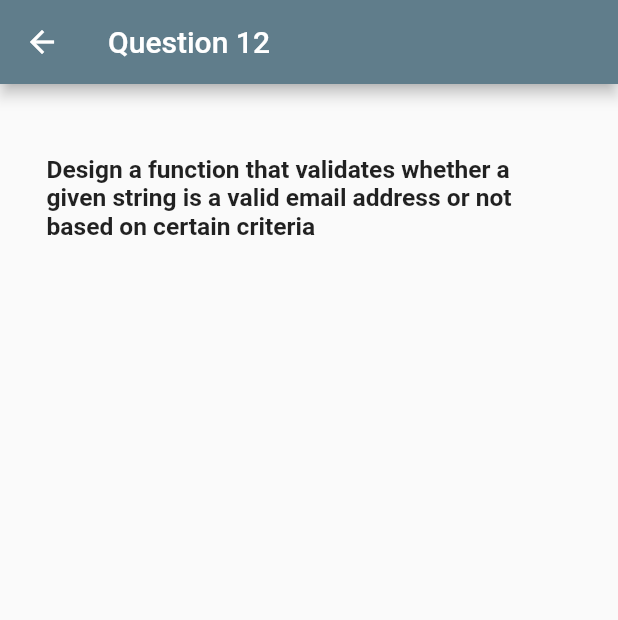
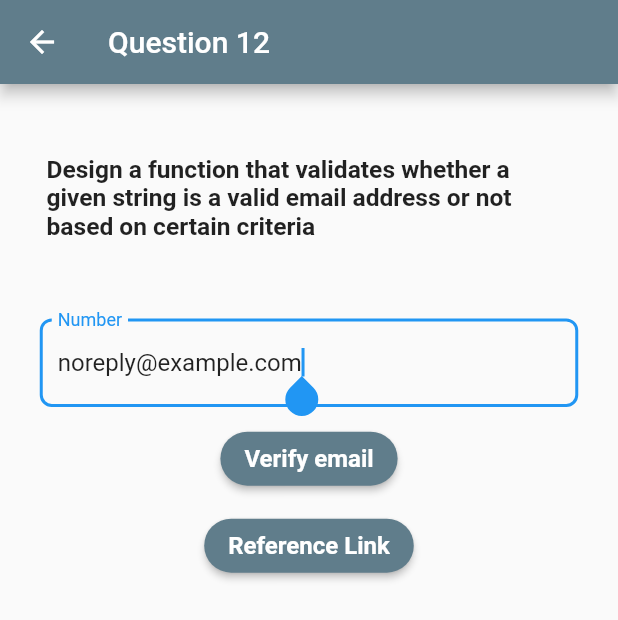
Before and after one commit to quezera97/example_technical_questions, a Flutter app: the Question12 screen opened directly, on a phone screen of 412 x 824 dp. Shown: the top 620 px of the screen. Run offline on Flutter 3.47's test engine with Material 2 defaults, Android fonts, the phone set to English and light mode, and no system bars; our stand-ins replace carousel_slider, flutter_widget_from_html, math_expressions, shared_preferences; missing offline and left inert: currency_formatter, flutter_inappwebview; accounts and stored records are empty.

Commit message:
question 12 - flutter

```diff
--- a/technical_question_flutter/lib/pages/question_12.dart
+++ b/technical_question_flutter/lib/pages/question_12.dart
@@ -2,6 +2,7 @@ import 'package:flutter/material.dart';
 import 'package:flutter_widget_from_html/flutter_widget_from_html.dart';
 
 import '../widget/reuse_widget.dart';
+import '../widget/webview.dart';
 
 class Question12 extends StatefulWidget {
   const Question12({super.key});
@@ -12,6 +13,41 @@ class Question12 extends StatefulWidget {
 
 class _Question12State extends State<Question12> {
   final generateWidget = GenerateWidget();
+  final emailController = TextEditingController(text: 'noreply@example.com');
+  bool isValid = false;
+
+  @override
+  void initState() {
+    // TODO: implement initState
+    super.initState();
+    isValid = isValidEmail(emailController.text);
+  }
+
+  bool isValidEmail(String email) {
+    final emailRegExp = RegExp(r'^[\w-\.]+@([\w-]+\.)+[\w-]{2,4}$');
+
+    return emailRegExp.hasMatch(email);
+  }
+
+  void showValidationDialog(String message) {
+    showDialog(
+      context: context,
+      barrierDismissible: false,
+      builder: (BuildContext context) {
+        return AlertDialog(
+          title: Text(message),
+          actions: <Widget>[
+            TextButton(
+              onPressed: () {
+                Navigator.of(context).pop();
+              },
+              child: const Text('Close'),
+            ),
+          ],
+        );
+      },
+    );
+  }
 
   @override
   Widget build(BuildContext context) {
@@ -30,11 +66,30 @@ class _Question12State extends State<Question12> {
                 padding: EdgeInsets.all(15),
                 child: HtmlWidget(
                   '''
-                <h3>Design a function that validates whether a given string is a valid email address or not based on certain criteria</h3>
-                ''',
+                    <h3>Design a function that validates whether a given string is a valid email address or not based on certain criteria</h3>
+                  ''',
                 ),
               ),
               const SizedBox(height: 10),
+
+              generateWidget.createTextFormField(emailController, 'Number', 'Enter number to be searched', (p0) => null, null, TextInputType.text),
+
+              generateWidget.createSimpleButton('Verify email', () {
+
+                isValid = isValidEmail(emailController.text);
+
+                isValid == true ? showValidationDialog('Email is Valid') : showValidationDialog('Email is Invalid');
+              }),
+
+              const SizedBox(height: 10),
+
+              generateWidget.createSimpleButton('Reference Link', () async {
+                Navigator.push(
+                  context,
+                  MaterialPageRoute(builder: (context) => const WebViewWidget(url: 'https://www.geeksforgeeks.org/how-to-validate-email-address-without-using-regular-expression-in-javascript/')),
+                );
+              }),
+
             ]
           ),
         ),
```
